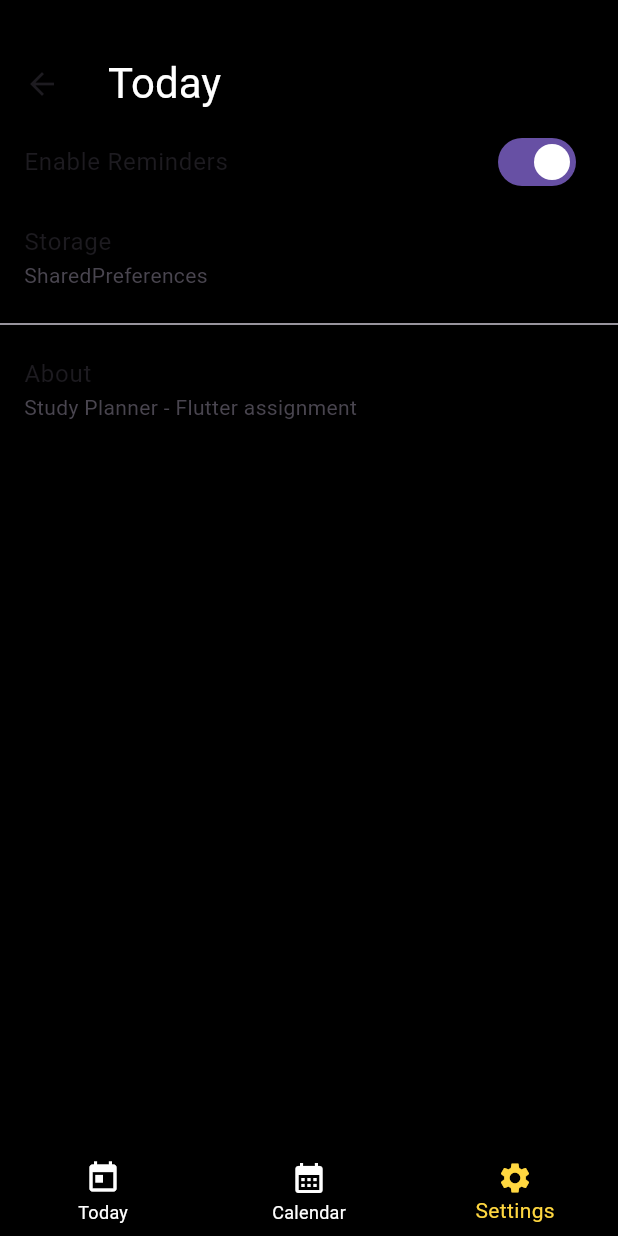
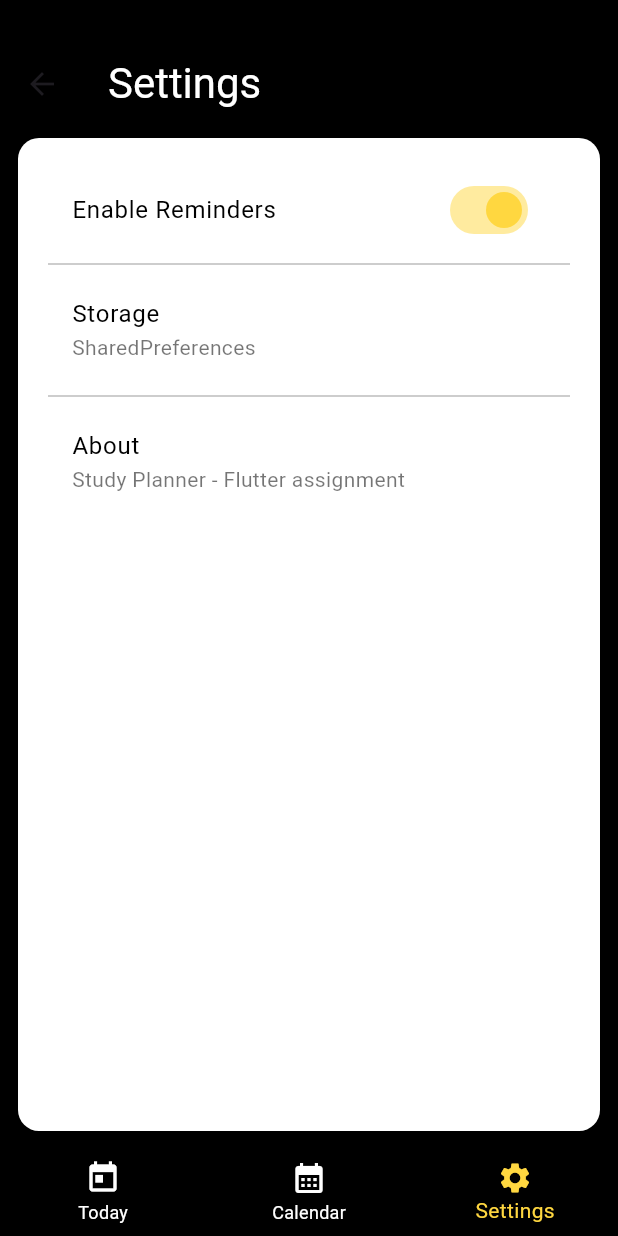
Before and after one commit to noel-odero/Study-Planner-App, a Flutter app: the SettingsScreen screen opened by its route, on a phone screen of 412 x 824 dp. Run offline on Flutter 3.47's test engine with Material 3 defaults, Android fonts, the phone set to English and light mode, and no system bars; our stand-ins replace shared_preferences, table_calendar; accounts and stored records are empty.

Commit message:
Enhance SettingsScreen UI with improved layout, styling, and updated title

```diff
--- a/study_planner/lib/screens/settings_screen.dart
+++ b/study_planner/lib/screens/settings_screen.dart
@@ -39,13 +39,13 @@ class _SettingsScreenState extends State<SettingsScreen> {
     return Scaffold(
       backgroundColor: Colors.black,
       appBar: PreferredSize(
-        preferredSize: Size.fromHeight(80),
+        preferredSize: const Size.fromHeight(80),
         child: SafeArea(
           child: Padding(
             padding: const EdgeInsets.only(top: 32),
             child: AppBar(
-              title: Text(
-                'Today',
+              title: const Text(
+                'Settings',
                 style: TextStyle(color: Colors.white, fontSize: 28),
               ),
               backgroundColor: Colors.black,
@@ -53,23 +53,55 @@ class _SettingsScreenState extends State<SettingsScreen> {
           ),
         ),
       ),
-      body: ListView(
+      body: Padding(
+        padding: const EdgeInsets.all(12),
+        child: Container(
+          padding: const EdgeInsets.all(20),
+          decoration: BoxDecoration(
+            color: Colors.white,
+            borderRadius: BorderRadius.circular(14),
+            boxShadow: [
+              BoxShadow(
+                color: Colors.black26,
+                blurRadius: 6,
+                offset: const Offset(0, 2),
+              ),
+            ],
+          ),
+          child: ListView(
             children: [
               SwitchListTile(
-            title: const Text('Enable Reminders'),
+                title: const Text(
+                  'Enable Reminders',
+                  style: TextStyle(color: Colors.black),
+                ),
                 value: _remindersEnabled,
                 onChanged: (v) => _setReminders(v),
+                activeColor: Colors.amberAccent,
+                inactiveTrackColor: Colors.black26,
               ),
+              const Divider(color: Colors.black26),
               ListTile(
-            title: const Text('Storage'),
-            subtitle: Text(_storageMethod),
+                title: const Text(
+                  'Storage',
+                  style: TextStyle(color: Colors.black),
                 ),
-          const Divider(),
-          ListTile(
-            title: const Text('About'),
-            subtitle: const Text('Study Planner - Flutter assignment'),
+                subtitle: Text(
+                  _storageMethod,
+                  style: const TextStyle(color: Colors.black54),
+                ),
+              ),
+              const Divider(color: Colors.black26),
+              const ListTile(
+                title: Text('About', style: TextStyle(color: Colors.black)),
+                subtitle: Text(
+                  'Study Planner - Flutter assignment',
+                  style: TextStyle(color: Colors.black54),
+                ),
               ),
             ],
+          ),
+        ),
       ),
       bottomNavigationBar: _buildBottomNav(context),
     );
```
Lines whose indentation alone changed are shown as unchanged.
